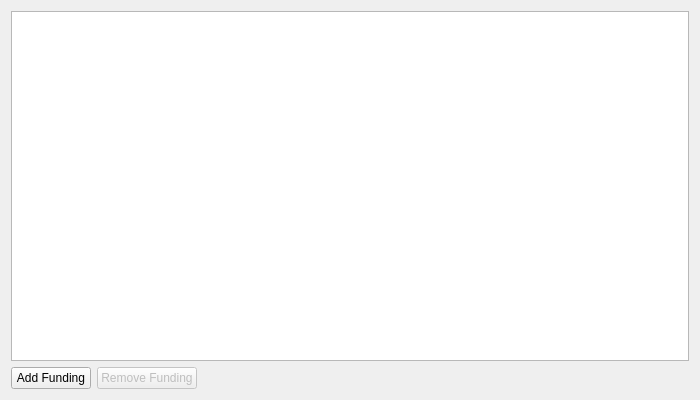
Above: TBQt/TBSetupFundingWidget.ui from ryandrake08/td before the change. Below: the same form after it.
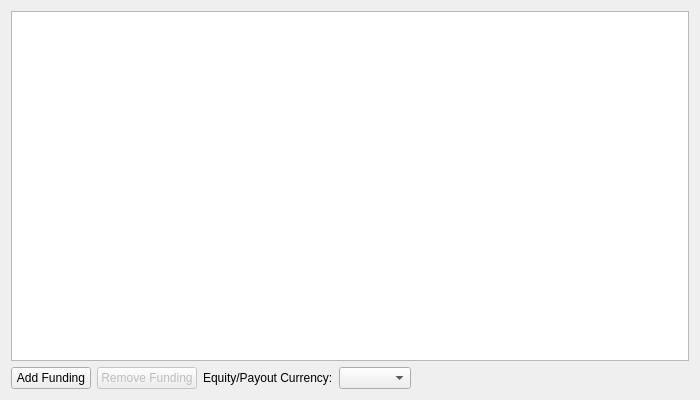
That is the form after the change.

Commit message: Significant improvements to setup tabs

Patch:
```diff
--- a/TBQt/TBSetupFundingWidget.ui
+++ b/TBQt/TBSetupFundingWidget.ui
@@ -52,6 +52,16 @@
        </property>
       </widget>
      </item>
+     <item>
+      <widget class="QLabel" name="currencyLabel">
+       <property name="text">
+        <string>Equity/Payout Currency:</string>
+       </property>
+      </widget>
+     </item>
+     <item>
+      <widget class="QComboBox" name="payoutCurrencyComboBox"/>
+     </item>
      <item>
       <spacer name="buttonSpacer">
        <property name="orientation">
```
The commit also changes 32 other files.
